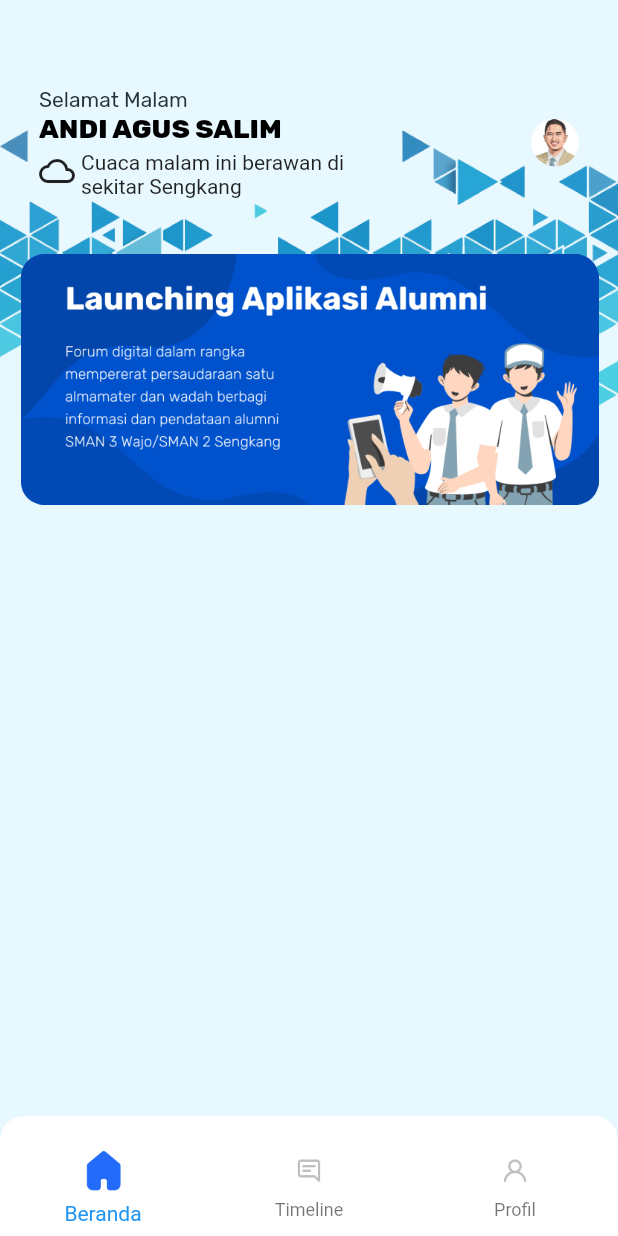
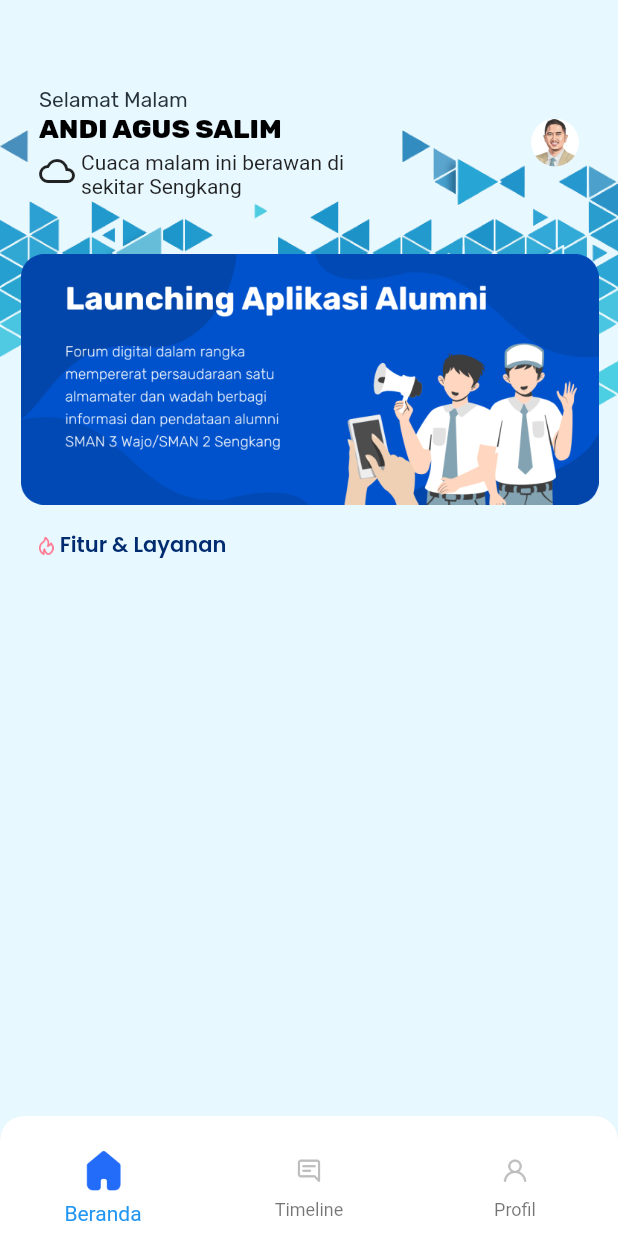
Before and after one commit to Chairilashar99/App-Alumni-Organisasi, a Flutter app: the MainPage screen opened by its route, on a phone screen of 412 x 824 dp. Run offline on Flutter 3.47's test engine with Material 2 defaults, Android fonts, the light colour scheme and no system bars; our stand-ins replace google_fonts.

Commit message:
fitur dan layanan

```diff
--- a/lib/pages/home/home_page.dart
+++ b/lib/pages/home/home_page.dart
@@ -95,8 +95,45 @@ class HomePage extends StatelessWidget {
       );
     }
 
+    //Widget Fitur Layanan Title
+    Widget fiturLayananTitle() {
+      return Column(
+        crossAxisAlignment: CrossAxisAlignment.start,
+        children: [
+          Row(
+            children: [
+              Container(
+                margin: EdgeInsets.only(
+                  top: 17,
+                  left: 26,
+                ),
+                child: Image.asset('assets/icon_fitur.png'),
+                height: 12,
+              ),
+              SizedBox(
+                width: 4,
+              ),
+              Container(
+                margin: EdgeInsets.only(top: 16),
+                child: Text(
+                  'Fitur & Layanan',
+                  style: titleStyle.copyWith(
+                    fontSize: 14,
+                    fontWeight: semiBold,
+                  ),
+                ),
+              ),
+            ],
+          ),
+        ],
+      );
+    }
+
     return ListView(
-      children: [poster()],
+      children: [
+        poster(),
+        fiturLayananTitle(),
+      ],
     );
   }
 }
--- a/lib/theme.dart
+++ b/lib/theme.dart
@@ -11,6 +11,7 @@ Color primaryTextColor = const Color(0xff263238);
 Color secondaryTextColor = const Color(0xff4F5254);
 Color inlineColor = const Color(0xff898C8D);
 Color titleColor = const Color(0xff000000);
+Color titleColor2 = const Color(0xff002C6F);
 
 TextStyle primaryTextStyle = GoogleFonts.rubik(
   color: primaryTextColor,
@@ -32,6 +33,10 @@ TextStyle titleTextStyle = GoogleFonts.rubik(
   color: titleColor,
 );
 
+TextStyle titleStyle = GoogleFonts.poppins(
+  color: titleColor2,
+);
+
 TextStyle alertTextStyle = GoogleFonts.poppins(
   color: alertColor,
 );
--- a/pubspec.yaml
+++ b/pubspec.yaml
@@ -61,6 +61,7 @@ flutter:
   assets:
     - assets/
     - assets/image_poster.png
+    - assets/icon_fitur.png
 
   # An image asset can refer to one or more resolution-specific "variants", see
   # https://flutter.dev/assets-and-images/#resolution-aware
```
Also changed, not shown: assets/icon_fitur.png (renamed from assets/Vector.png).
